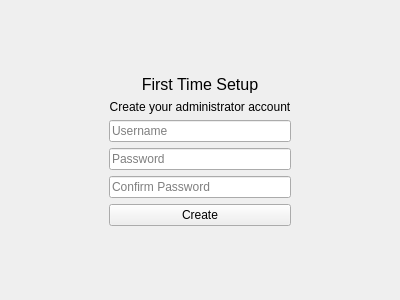
Above: src/setupwindow.ui from tsukidan/team-blank-CS1C before the change. Below: the same form after it.
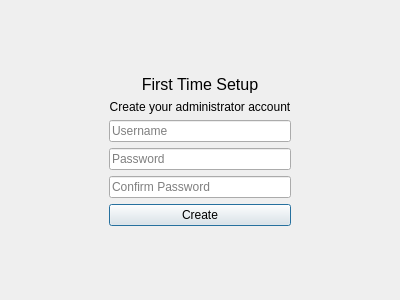
That is the form after the change.

Commit message: Make SetupWindow a QDialog

What changed in the file:
```diff
--- a/src/setupwindow.ui
+++ b/src/setupwindow.ui
@@ -1,7 +1,7 @@
 <?xml version="1.0" encoding="UTF-8"?>
 <ui version="4.0">
  <class>SetupWindow</class>
- <widget class="QWidget" name="SetupWindow">
+ <widget class="QDialog" name="SetupWindow">
   <property name="geometry">
    <rect>
     <x>0</x>
```
The commit also changes 2 other files.
